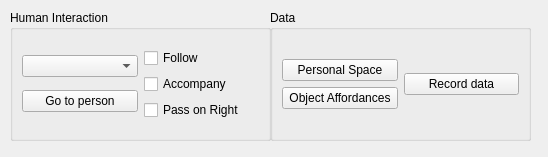
First picture: the form in components/newSocialNavigationAgent/src/mainUI.ui, repository robocomp/robocomp-viriato, before the edit.
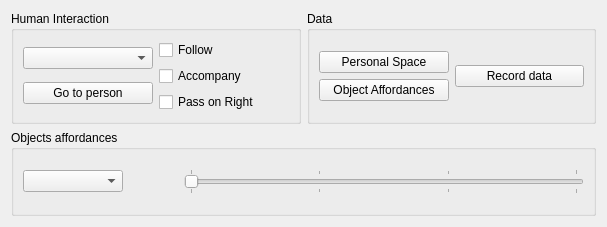
Second picture: the form after the edit.

Commit message: the cost of the objects in the grid changes according to the probability of occupancy of the object over time

```diff
--- a/components/newSocialNavigationAgent/src/mainUI.ui
+++ b/components/newSocialNavigationAgent/src/mainUI.ui
@@ -6,22 +6,16 @@
    <rect>
     <x>0</x>
     <y>0</y>
-    <width>548</width>
-    <height>157</height>
+    <width>607</width>
+    <height>227</height>
    </rect>
   </property>
   <property name="windowTitle">
    <string>navigationComp</string>
   </property>
+  <layout class="QGridLayout" name="gridLayout">
+   <item row="0" column="0">
   <widget class="QGroupBox" name="interacion_gb">
-   <property name="geometry">
-    <rect>
-     <x>10</x>
-     <y>10</y>
-     <width>261</width>
-     <height>131</height>
-    </rect>
-   </property>
    <property name="title">
     <string>Human Interaction</string>
    </property>
@@ -75,15 +69,9 @@
     </item>
    </layout>
   </widget>
+   </item>
+   <item row="0" column="1">
   <widget class="QGroupBox" name="interacion_gb_2">
-   <property name="geometry">
-    <rect>
-     <x>270</x>
-     <y>10</y>
-     <width>261</width>
-     <height>131</height>
-    </rect>
-   </property>
    <property name="title">
     <string>Data</string>
    </property>
@@ -123,6 +111,213 @@
     </item>
    </layout>
   </widget>
+   </item>
+   <item row="1" column="0" colspan="2">
+    <widget class="QGroupBox" name="groupBox">
+     <property name="title">
+      <string>Objects affordances</string>
+     </property>
+     <layout class="QHBoxLayout" name="horizontalLayout_5">
+      <item>
+       <widget class="QComboBox" name="idobject_combobox">
+        <property name="minimumSize">
+         <size>
+          <width>100</width>
+          <height>0</height>
+         </size>
+        </property>
+        <property name="maximumSize">
+         <size>
+          <width>100</width>
+          <height>16777215</height>
+         </size>
+        </property>
+       </widget>
+      </item>
+      <item>
+       <spacer name="horizontalSpacer">
+        <property name="orientation">
+         <enum>Qt::Horizontal</enum>
+        </property>
+        <property name="sizeHint" stdset="0">
+         <size>
+          <width>40</width>
+          <height>20</height>
+         </size>
+        </property>
+       </spacer>
+      </item>
+      <item>
+       <widget class="QSlider" name="object_slider">
+        <property name="minimumSize">
+         <size>
+          <width>400</width>
+          <height>0</height>
+         </size>
+        </property>
+        <property name="palette">
+         <palette>
+          <active>
+           <colorrole role="WindowText">
+            <brush brushstyle="SolidPattern">
+             <color alpha="255">
+              <red>76</red>
+              <green>76</green>
+              <blue>76</blue>
+             </color>
+            </brush>
+           </colorrole>
+           <colorrole role="Dark">
+            <brush brushstyle="SolidPattern">
+             <color alpha="255">
+              <red>202</red>
+              <green>201</green>
+              <blue>200</blue>
+             </color>
+            </brush>
+           </colorrole>
+           <colorrole role="Text">
+            <brush brushstyle="SolidPattern">
+             <color alpha="255">
+              <red>60</red>
+              <green>60</green>
+              <blue>60</blue>
+             </color>
+            </brush>
+           </colorrole>
+           <colorrole role="ButtonText">
+            <brush brushstyle="SolidPattern">
+             <color alpha="255">
+              <red>76</red>
+              <green>76</green>
+              <blue>76</blue>
+             </color>
+            </brush>
+           </colorrole>
+          </active>
+          <inactive>
+           <colorrole role="WindowText">
+            <brush brushstyle="SolidPattern">
+             <color alpha="255">
+              <red>76</red>
+              <green>76</green>
+              <blue>76</blue>
+             </color>
+            </brush>
+           </colorrole>
+           <colorrole role="Dark">
+            <brush brushstyle="SolidPattern">
+             <color alpha="255">
+              <red>202</red>
+              <green>201</green>
+              <blue>200</blue>
+             </color>
+            </brush>
+           </colorrole>
+           <colorrole role="Text">
+            <brush brushstyle="SolidPattern">
+             <color alpha="255">
+              <red>60</red>
+              <green>60</green>
+              <blue>60</blue>
+             </color>
+            </brush>
+           </colorrole>
+           <colorrole role="ButtonText">
+            <brush brushstyle="SolidPattern">
+             <color alpha="255">
+              <red>76</red>
+              <green>76</green>
+              <blue>76</blue>
+             </color>
+            </brush>
+           </colorrole>
+          </inactive>
+          <disabled>
+           <colorrole role="WindowText">
+            <brush brushstyle="SolidPattern">
+             <color alpha="255">
+              <red>202</red>
+              <green>201</green>
+              <blue>200</blue>
+             </color>
+            </brush>
+           </colorrole>
+           <colorrole role="Dark">
+            <brush brushstyle="SolidPattern">
+             <color alpha="255">
+              <red>202</red>
+              <green>201</green>
+              <blue>200</blue>
+             </color>
+            </brush>
+           </colorrole>
+           <colorrole role="Text">
+            <brush brushstyle="SolidPattern">
+             <color alpha="255">
+              <red>202</red>
+              <green>201</green>
+              <blue>200</blue>
+             </color>
+            </brush>
+           </colorrole>
+           <colorrole role="ButtonText">
+            <brush brushstyle="SolidPattern">
+             <color alpha="255">
+              <red>202</red>
+              <green>201</green>
+              <blue>200</blue>
+             </color>
+            </brush>
+           </colorrole>
+          </disabled>
+         </palette>
+        </property>
+        <property name="autoFillBackground">
+         <bool>false</bool>
+        </property>
+        <property name="minimum">
+         <number>1</number>
+        </property>
+        <property name="maximum">
+         <number>4</number>
+        </property>
+        <property name="singleStep">
+         <number>1</number>
+        </property>
+        <property name="pageStep">
+         <number>1</number>
+        </property>
+        <property name="value">
+         <number>1</number>
+        </property>
+        <property name="sliderPosition">
+         <number>1</number>
+        </property>
+        <property name="tracking">
+         <bool>true</bool>
+        </property>
+        <property name="orientation">
+         <enum>Qt::Horizontal</enum>
+        </property>
+        <property name="invertedAppearance">
+         <bool>false</bool>
+        </property>
+        <property name="invertedControls">
+         <bool>false</bool>
+        </property>
+        <property name="tickPosition">
+         <enum>QSlider::TicksBothSides</enum>
+        </property>
+        <property name="tickInterval">
+         <number>1</number>
+        </property>
+       </widget>
+      </item>
+     </layout>
+    </widget>
+   </item>
+  </layout>
   <zorder>interacion_gb_2</zorder>
   <zorder>interacion_gb</zorder>
  </widget>
```
Left out of the diff: 1 changed line with no effect on the pictures. Lines whose indentation alone changed are shown as unchanged. The commit also changes 13 other files.
